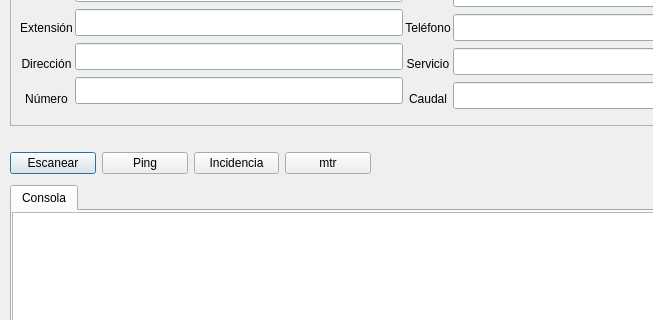
First picture: the form in soporte.ui, repository kapazao/GrxMenu, before the edit; both pictures show x 0 to 653 and y 155 to 475 of the 792 by 808 pixel window.
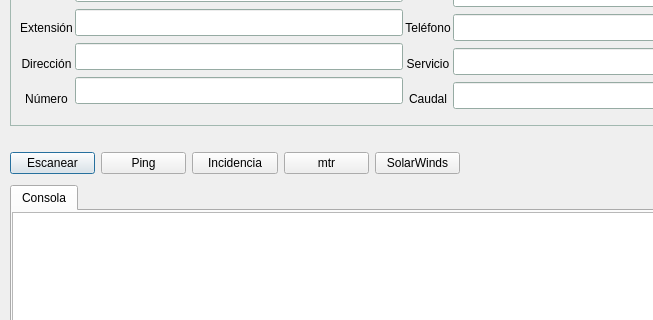
Second picture: the form after the edit.

What changed in the file:
```diff
--- a/soporte.ui
+++ b/soporte.ui
@@ -402,7 +402,7 @@
     <rect>
      <x>10</x>
      <y>300</y>
-     <width>361</width>
+     <width>450</width>
      <height>36</height>
     </rect>
    </property>
@@ -435,12 +435,19 @@
       </property>
      </widget>
     </item>
+    <item>
+     <widget class="QPushButton" name="Btn_Atalaya">
+      <property name="text">
+       <string>SolarWinds</string>
+      </property>
+     </widget>
+    </item>
    </layout>
   </widget>
   <widget class="QLabel" name="Estado">
    <property name="geometry">
     <rect>
-     <x>390</x>
+     <x>490</x>
      <y>300</y>
      <width>31</width>
      <height>31</height>
```
